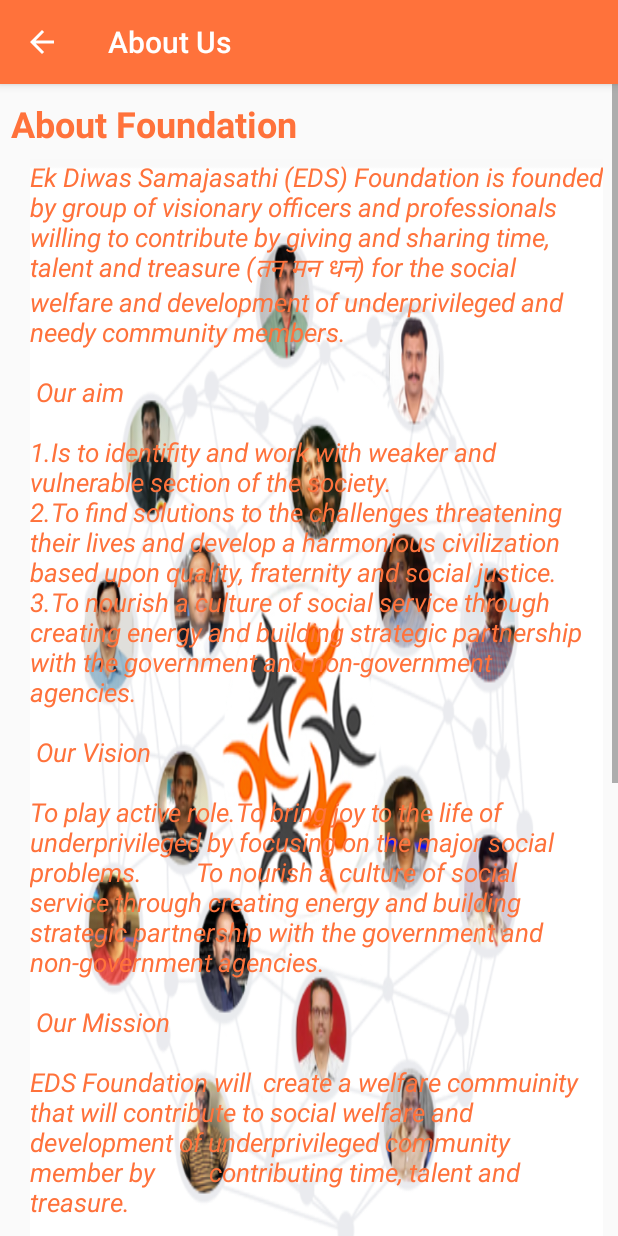
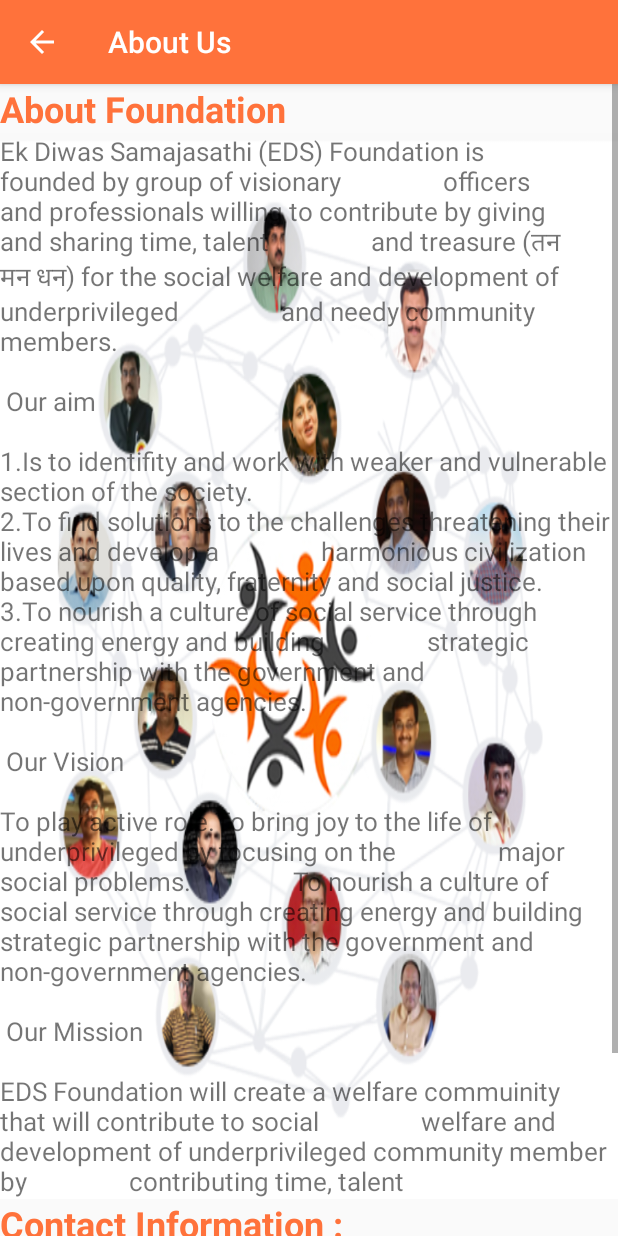
Before and after one commit to kakabisht/service-learning, an Android app: the MainActivity2 screen opened directly, with no data from a screen before it, on a phone screen of 412 x 824 dp. Run offline under Robolectric (Android 15) with nearby library versions, the phone set to English and light mode, and no system bars.

Commit message:
fixed layout of home, about us and causes
Signed-off-by: safeer2978 <safeerkhan2978@gmail.com>

```diff
--- a/NGO-app/app/src/main/res/layout/activity_main2.xml
+++ b/NGO-app/app/src/main/res/layout/activity_main2.xml
@@ -5,8 +5,12 @@
     android:layout_width="match_parent"
     android:layout_height="match_parent"
     tools:context=".MainActivity2">
+    <LinearLayout
+            android:layout_width="match_parent"
+            android:layout_height="match_parent"
+            android:orientation="vertical">
 
-    <RelativeLayout
+            <LinearLayout
                 android:layout_width="wrap_content"
                 android:layout_height="wrap_content"
                 android:orientation="vertical">
@@ -14,8 +18,6 @@
                 <TextView
                     android:layout_width="wrap_content"
                     android:layout_height="wrap_content"
-            android:layout_marginStart="7dp"
-            android:layout_marginTop="10dp"
                     android:text="About Foundation "
                     android:textColor="#FF723B"
                     android:textSize="24dp"
@@ -24,130 +26,120 @@
                 <TextView
                     android:layout_width="wrap_content"
                     android:layout_height="wrap_content"
-            android:layout_marginStart="20sp"
-            android:layout_marginEnd="10sp"
-            android:layout_marginTop="50sp"
-            android:textColor="#FF723B"
-            android:textStyle="italic"
+
                 android:textSize="17sp"
-            android:text="Ek Diwas Samajasathi (EDS) Foundation is founded by group of visionary officers and professionals willing to contribute by giving and sharing time, talent and treasure (तन मन धन) for the social welfare and development of underprivileged and needy community members.
+                android:text="Ek Diwas Samajasathi (EDS) Foundation is founded by group of visionary
+                officers and professionals willing to contribute by giving and sharing time, talent
+                and treasure (तन मन धन) for the social welfare and development of underprivileged
+                and needy community members.
                 \n\n Our aim \n
                 \n1.Is to identifity and work with weaker and vulnerable section of the society.
-        \n2.To find solutions to the challenges threatening their lives and develop a harmonious civilization based upon quality, fraternity and social justice.
-        \n3.To nourish a culture of social service through creating energy and building strategic partnership with the government and non-government agencies.
+                \n2.To find solutions to the challenges threatening their lives and develop a
+                harmonious civilization based upon quality, fraternity and social justice.
+                \n3.To nourish a culture of social service through creating energy and building
+                strategic partnership with the government and non-government agencies.
                 \n\n Our Vision \n
-        \nTo play active role.To bring joy to the life of underprivileged by focusing on the major social problems.
-        To nourish a culture of social service through creating energy and building strategic partnership with the government and non-government agencies.
+                \nTo play active role.To bring joy to the life of underprivileged by focusing on the
+                major social problems.
+                To nourish a culture of social service through creating energy and building
+                strategic partnership with the government and non-government agencies.
                 \n\n Our Mission \n
-        \nEDS Foundation will  create a welfare commuinity that will contribute to social welfare and development of underprivileged community member by
-        contributing time, talent and treasure.
-        \n\n Our Values \n
-        \nSharing and Caring.
-    "
-            android:background="@drawable/eds_back_pic" /><![CDATA[
+                \nEDS Foundation will create a welfare commuinity that will contribute to social
+                welfare and development of underprivileged community member by
+                contributing time, talent "
+                    android:background="@drawable/eds_back_pic" />
+            </LinearLayout>
 
-        />
-
-        ]]>
+            <LinearLayout
+                android:layout_width="wrap_content"
+                android:layout_height="wrap_content"
+                android:orientation="vertical">
 
                 <TextView
                     android:layout_width="wrap_content"
                     android:layout_height="wrap_content"
-            android:layout_marginStart="15sp"
-            android:layout_marginTop="1060sp"
                     android:text="Contact Information : "
                     android:textColor="#FF723B"
                     android:textSize="24sp"
                     android:textStyle="bold" />
 
+                <LinearLayout
+                    android:layout_width="wrap_content"
+                    android:layout_height="wrap_content"
+                    android:orientation="horizontal">
+
                     <TextView
                         android:layout_width="20sp"
                         android:layout_height="20sp"
-            android:layout_marginStart="25sp"
-            android:layout_marginTop="1105sp"
-            android:background="@drawable/loc"/>
+                        android:background="@drawable/loc" />
 
                     <TextView
                         android:layout_width="wrap_content"
                         android:layout_height="wrap_content"
-            android:layout_marginStart="50sp"
-            android:layout_marginTop="1100sp"
-            android:layout_marginEnd="20sp"
-            android:layout_marginBottom="25sp"
                         android:text="Survey No. 254/3/4,Swami Vivekanand Society,Opposite Clarion Park,\nAundh,Pune 411007 (MS) INDIA "
                         android:textColor="#FF723B"
                         android:textSize="19sp"
                         android:textStyle="italic" />
+                </LinearLayout>
+
+                <LinearLayout
+                    android:layout_width="wrap_content"
+                    android:layout_height="wrap_content"
+                    android:orientation="horizontal">
 
                     <TextView
                         android:layout_width="20sp"
                         android:layout_height="20sp"
-            android:layout_marginStart="25sp"
-            android:layout_marginTop="1165sp"
-            android:layout_marginEnd="15sp"
-            android:layout_marginBottom="15sp"
-            android:background="@drawable/call"/>
+                        android:background="@drawable/call" />
 
                     <TextView
                         android:layout_width="wrap_content"
                         android:layout_height="wrap_content"
-            android:layout_marginStart="50sp"
-            android:layout_marginTop="1160sp"
-            android:layout_marginBottom="15sp"
-            android:layout_marginEnd="20sp"
                         android:text="+91-88888 54990"
                         android:textColor="#FF723B"
                         android:textSize="19sp"
                         android:textStyle="italic" />
+                </LinearLayout>
+
+            </LinearLayout>
+
+            <LinearLayout
+                android:layout_width="wrap_content"
+                android:layout_height="wrap_content"
+                android:orientation="horizontal">
 
                 <Button
                     android:id="@+id/button1"
                     android:layout_width="35sp"
                     android:layout_height="35sp"
-            android:layout_marginStart="135sp"
-            android:layout_marginTop="1200sp"
-            android:layout_marginEnd="20sp"
-            android:layout_marginBottom="25sp"
                     android:background="@drawable/twitter"
                     android:onClick="browser1" />
 
                 <Button
+                    android:id="@+id/button2"
                     android:layout_width="80sp"
                     android:layout_height="40sp"
                     android:background="@drawable/youtube"
-            android:id = "@+id/button2"
-            android:onClick = "browser2"
-            android:layout_marginStart="190sp"
-            android:layout_marginTop="1200sp"
-            android:layout_marginBottom="25sp"
-            android:layout_marginEnd="20sp"/>
+                    android:onClick="browser2" />
 
                 <Button
+                    android:id="@+id/button3"
                     android:layout_width="40sp"
                     android:layout_height="40sp"
                     android:background="@drawable/linkedin"
-            android:id = "@+id/button3"
-            android:onClick = "browser3"
-            android:layout_marginStart="290sp"
-            android:layout_marginTop="1200sp"
-            android:layout_marginBottom="25sp"
-            android:layout_marginEnd="20sp"/>
+                    android:onClick="browser3" />
 
                 <Button
                     android:id="@+id/button8"
                     android:layout_width="40sp"
                     android:layout_height="40sp"
-            android:layout_marginStart="290sp"
-            android:layout_marginTop="1200sp"
-            android:layout_marginEnd="-195dp"
-            android:layout_marginBottom="25sp"
-            android:layout_toStartOf="@+id/button1"
                     android:background="@drawable/contact_us"
-            android:onClick = "browser4"
+                    android:onClick="browser4"
 
                     />
+            </LinearLayout>
+
+        </LinearLayout>
 
 
-    </RelativeLayout>
-
 </ScrollView>
--- a/NGO-app/app/src/main/res/layout/activity_main3.xml
+++ b/NGO-app/app/src/main/res/layout/activity_main3.xml
@@ -156,12 +156,8 @@
 
         <Button
             android:id="@+id/button8"
-            android:layout_width="119dp"
+            android:layout_width="match_parent"
             android:layout_height="253dp"
-            android:layout_marginStart="290sp"
-            android:layout_marginTop="1200sp"
-            android:layout_marginEnd="-195dp"
-            android:layout_marginBottom="25sp"
             android:layout_toStartOf="@+id/button8"
             android:background="@drawable/contact_us"
             android:onClick="browser5" />
```
Also changed, not shown: NGO-app/app/src/main/res/layout/activity_main.xml (+83 -46 lines). Lines whose indentation alone changed are shown as unchanged.
